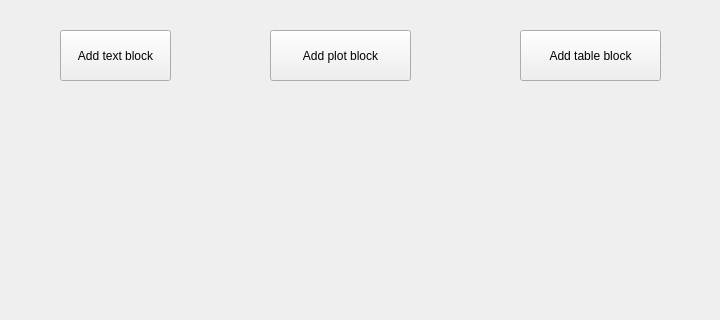
Before: the Qt Designer form main/manager_odf/odf_form.ui in Kirikus/2024_Experiments, drawn with Qt 5; both pictures show x 0 to 720 and y 0 to 320 of the 720 by 920 pixel window.
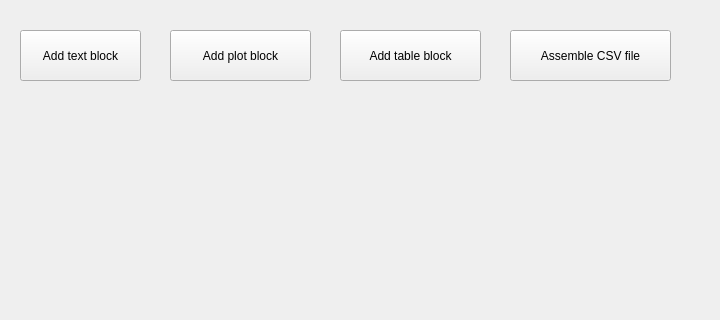
After: the same form once the commit is applied.

Commit message: create odf window form

What changed in the file:
```diff
--- a/main/manager_odf/odf_form.ui
+++ b/main/manager_odf/odf_form.ui
@@ -16,20 +16,24 @@
   <widget class="QWidget" name="verticalLayoutWidget">
    <property name="geometry">
     <rect>
-     <x>-18</x>
-     <y>130</y>
-     <width>741</width>
-     <height>791</height>
+     <x>10</x>
+     <y>140</y>
+     <width>701</width>
+     <height>771</height>
     </rect>
    </property>
-   <layout class="QVBoxLayout" name="verticalLayout"/>
+   <layout class="QVBoxLayout" name="verticalLayout">
+    <property name="spacing">
+     <number>30</number>
+    </property>
+   </layout>
   </widget>
   <widget class="QPushButton" name="addtextBtn">
    <property name="geometry">
     <rect>
-     <x>60</x>
+     <x>20</x>
      <y>30</y>
-     <width>111</width>
+     <width>121</width>
      <height>51</height>
     </rect>
    </property>
@@ -40,7 +44,7 @@
   <widget class="QPushButton" name="addplotBtn">
    <property name="geometry">
     <rect>
-     <x>270</x>
+     <x>170</x>
      <y>30</y>
      <width>141</width>
      <height>51</height>
@@ -53,7 +57,7 @@
   <widget class="QPushButton" name="addtableBtn">
    <property name="geometry">
     <rect>
-     <x>520</x>
+     <x>340</x>
      <y>30</y>
      <width>141</width>
      <height>51</height>
@@ -63,6 +67,19 @@
     <string>Add table block</string>
    </property>
   </widget>
+  <widget class="QPushButton" name="assembleBtn">
+   <property name="geometry">
+    <rect>
+     <x>510</x>
+     <y>30</y>
+     <width>161</width>
+     <height>51</height>
+    </rect>
+   </property>
+   <property name="text">
+    <string>Assemble CSV file</string>
+   </property>
+  </widget>
  </widget>
  <resources/>
  <connections/>
```
The commit also changes 2 other files.
